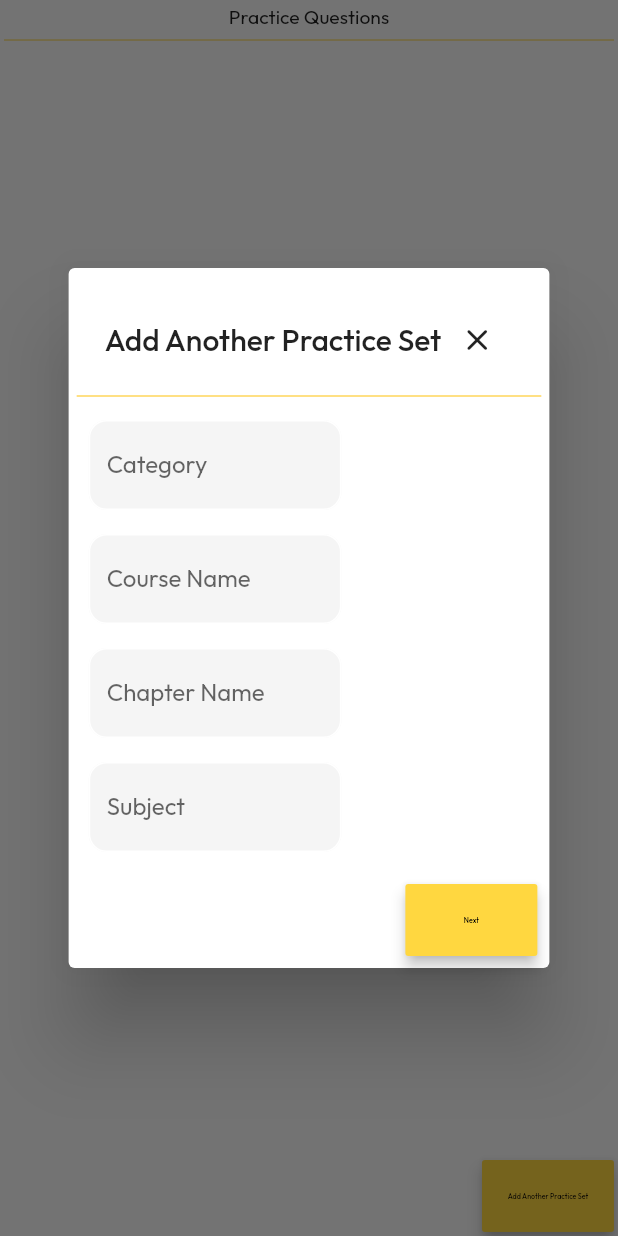
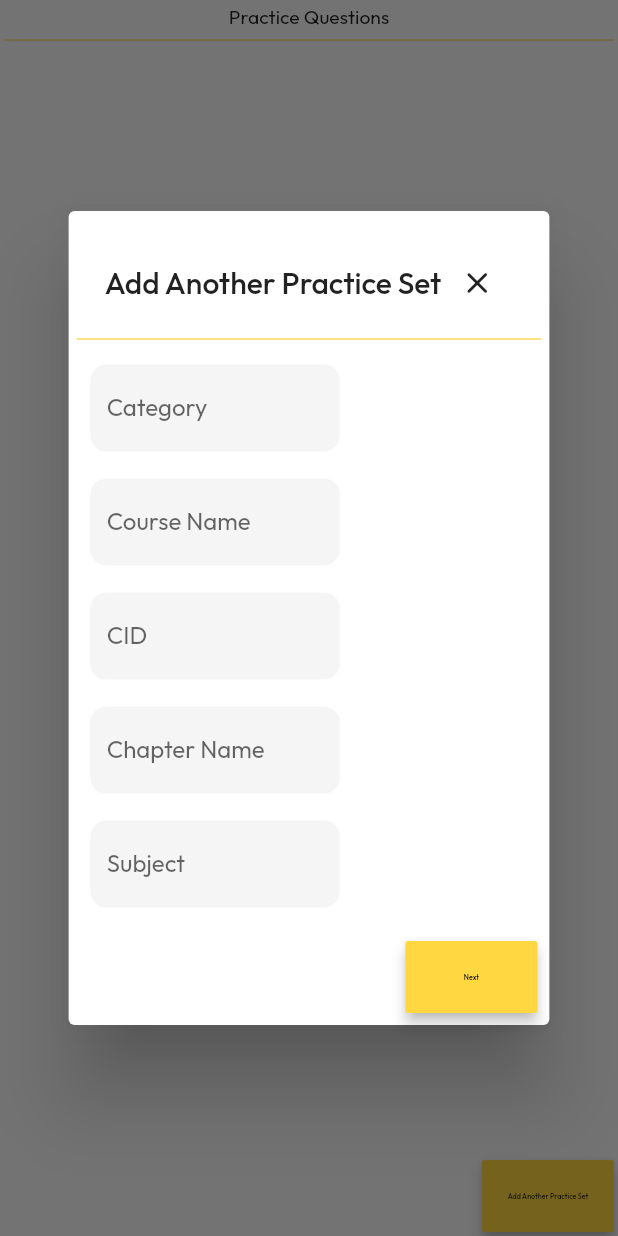
Before and after one commit to indrajit1998/qbox-admin, a Flutter app: the PracticeManagement screen opened directly, after a tap on "Add Another Practice Set", on a phone screen of 412 x 824 dp. Run offline on Flutter 3.47's test engine with Material 2 defaults, Android fonts, the phone set to English and light mode, and no system bars; our stand-ins replace chewie, cloud_firestore, file_picker, firebase_auth, firebase_core, firebase_storage and 4 more; missing offline and left inert: jitsi_meet, webviewx; accounts and stored records are empty; network calls fail; statements that could not run were skipped.

Commit message:
Reformation by FB

```diff
--- a/lib/models/batch_model.dart
+++ b/lib/models/batch_model.dart
@@ -2,8 +2,9 @@ class BatchModel {
   String? batchName;
   List? teachers;
   String? courseName;
+  String? cid;
 
-  BatchModel({this.batchName, this.teachers, this.courseName});
+  BatchModel({this.batchName, this.teachers, this.courseName, this.cid});
 
   BatchModel.fromJson(Map<String, dynamic> json) {
     courseName = json['courseName'];
@@ -11,6 +12,7 @@ class BatchModel {
     if (json['teachers'] != null) {
       teachers = json['teachers'].cast();
     }
+    cid = json['cid'];
   }
 
   Map<String, dynamic> toJson() {
@@ -18,6 +20,7 @@ class BatchModel {
     data['batchName'] = batchName;
     data['teachers'] = teachers;
     data['courseName'] = courseName;
+    data['cid'] = cid;
     return data;
   }
 }
--- a/lib/models/category_model.dart
+++ b/lib/models/category_model.dart
@@ -36,11 +36,13 @@ class Courses {
   String? courseName;
   List<String>? batches;
   Payment? payment;
+  String? cid;
 
-  Courses({this.courseName, this.batches, this.payment});
+  Courses({this.courseName, this.batches, this.payment, required this.cid});
 
   Courses.fromJson(Map<String, dynamic> json) {
     courseName = json['courseName'];
+    cid = json['cid'];
     if (json['batches'] != null) {
       batches = json['batches'].cast<String>();
     } else {
@@ -54,6 +56,7 @@ class Courses {
     final Map<String, dynamic> data = <String, dynamic>{};
     data['courseName'] = courseName;
     data['batches'] = [batches];
+    data['cid'] = cid;
     if (payment != null) {
       data['payment'] = payment!.toJson();
     }
--- a/lib/models/level_up_series_model.dart
+++ b/lib/models/level_up_series_model.dart
@@ -7,6 +7,7 @@ class LevelUpTestModel {
   String? course;
   String? chapter;
   String? subject;
+  String? cid;
   int? paperSet;
   List<QuestionsList>? questionsList;
 
@@ -20,6 +21,7 @@ class LevelUpTestModel {
       this.chapter,
       this.paperSet,
       this.subject,
+        this.cid,
       this.questionsList});
 
   LevelUpTestModel.fromJson(Map<String, dynamic> json) {
@@ -32,6 +34,7 @@ class LevelUpTestModel {
     chapter = json['chapter'];
     subject = json['subject'];
     paperSet = json['paperSet'];
+    cid = json['cid'];
     if (json['questionsList'] != null) {
       questionsList = <QuestionsList>[];
       json['questionsList'].forEach((k, v) {
@@ -51,6 +54,7 @@ class LevelUpTestModel {
     data['chapter'] = chapter;
     data['subject'] = subject;
     data['paperSet'] = paperSet;
+    data['cid'] = cid;
     if (questionsList != null) {
       data['questionsList'] = questionsList!.map((v) => v.toJson()).toList();
     }
--- a/lib/models/live_video_model.dart
+++ b/lib/models/live_video_model.dart
@@ -4,6 +4,7 @@ class LiveVideoModel {
   String? endDate;
   String? course;
   String? category;
+  String? cid;
   String? link;
   bool? isLive;
 
@@ -13,6 +14,7 @@ class LiveVideoModel {
       this.scheduleDate,
       this.course,
       this.category,
+        this.cid,
       this.link,
       this.isLive});
 
@@ -23,6 +25,7 @@ class LiveVideoModel {
     course = json['course'];
     category = json['category'];
     link = json['link'];
+    cid = json['cid'];
     isLive = json['live'];
   }
 
@@ -34,6 +37,7 @@ class LiveVideoModel {
     data['course'] = course;
     data['category'] = category;
     data['link'] = link;
+    data['cid']=course;
     data['live'] = isLive;
     return data;
   }
--- a/lib/screens/home_page.dart
+++ b/lib/screens/home_page.dart
@@ -35,7 +35,6 @@ class HomePage extends StatefulWidget {
   @override
   State<HomePage> createState() => _HomePageState();
 }
-
 class _HomePageState extends State<HomePage> {
   @override
   void initState() {
@@ -61,6 +60,8 @@ class _HomePageState extends State<HomePage> {
       });
     });
   }
+
+
 
   int bodyIndex = 0;
   Management selectManagement = Management.courseManagement;
--- a/lib/screens/level_up_question_adding_screen.dart
+++ b/lib/screens/level_up_question_adding_screen.dart
@@ -14,6 +14,7 @@ class LevelUpQuestionAddingScreen extends StatefulWidget {
   final String subject;
   final String testName;
   final int duration;
+  final String cid;
   final String examTime;
   final int paperSet;
   String? collectionName;
@@ -27,7 +28,7 @@ class LevelUpQuestionAddingScreen extends StatefulWidget {
       required this.duration,
       required this.paperSet,
       required this.examTime,
-      this.collectionName = "levelUpTest"})
+      this.collectionName = "levelUpTest", required this.cid})
       : super(key: key);
 
   @override
@@ -413,6 +414,7 @@ class _LevelUpQuestionAddingScreenState
                                 "examTime": (widget.examTime).toString(),
                                 "duration": widget.duration,
                                 "category": widget.category,
+                            "cid":widget.cid,
                                 "course": widget.course,
                                 "chapter": widget.chapter,
                                 "subject": widget.subject,
--- a/lib/screens/managements/batch_management.dart
+++ b/lib/screens/managements/batch_management.dart
@@ -19,6 +19,7 @@ class _BatchManagementState extends State<BatchManagement> {
   List<String> teachersList = [];
   List categoryModelsList = [];
   List batchesList = [];
+  List batchIdList = [];
 
   final _batchController = TextEditingController();
   final GlobalKey<FormState> _batchFormKey = GlobalKey<FormState>();
@@ -40,6 +41,8 @@ class _BatchManagementState extends State<BatchManagement> {
         for (var element in value.docs) {
           // print(element.data());
           batchesList.add(element.data());
+          print("element id --> ${element.id}");
+          batchIdList.add(element.id);
         }
       });
     });
@@ -53,7 +56,7 @@ class _BatchManagementState extends State<BatchManagement> {
         .then((value) {
       for (var element in value.docs) {
         teachersList.add(
-            element.data()['firstName'] + " " + element.data()['lastName']);
+            "teachers/${element.data()['email']}");
       }
     });
   }
@@ -367,8 +370,8 @@ class _BatchManagementState extends State<BatchManagement> {
                                                                         .instance
                                                                         .collection(
                                                                             'batches')
-                                                                        .doc()
-                                                                        .set(BatchModel(batchName: _batchController.text.trim(), teachers: teachersList, courseName: course.courseName!.toLowerCase())
+                                                                        .doc(_batchController.text.trim())
+                                                                        .set(BatchModel(batchName: _batchController.text.trim(), teachers: teachersList, courseName: course.courseName!.toLowerCase(), cid: course.cid)
                                                                             .toJson())
                                                                         .then((value) =>
                                                                             print(
@@ -396,6 +399,7 @@ class _BatchManagementState extends State<BatchManagement> {
                                                                               {
                                                                             "courseName":
                                                                                 course.courseName,
+                                                                                "cid":course.cid,
                                                                             "payment":
                                                                                 {
                                                                               "1month": course.payment!.s1month,
@@ -710,6 +714,7 @@ class _BatchManagementState extends State<BatchManagement> {
                                                                                   "12month": course.payment!.s12month,
                                                                                   "24months": course.payment!.s24months,
                                                                                 },
+                                                                                "cid":course.cid,
                                                                                 "batches": documentBatches +
                                                                                     [
                                                                                       _batchController.text.trim()
@@ -814,6 +819,7 @@ class _BatchManagementState extends State<BatchManagement> {
                                                           {
                                                         "courseName":
                                                             course.courseName!,
+                                                            "cid":course.cid,
                                                         "payment": {
                                                           "1month": course
                                                               .payment!.s1month,
--- a/lib/screens/managements/practice_management.dart
+++ b/lib/screens/managements/practice_management.dart
@@ -17,6 +17,7 @@ class PracticeManagement extends StatefulWidget {
 class _PracticeManagementState extends State<PracticeManagement> {
   final _chapterController = TextEditingController();
   final _courseController = TextEditingController();
+  final _cidController = TextEditingController();
   final _categoryController = TextEditingController();
   final _subjectController = TextEditingController();
 
@@ -126,6 +127,18 @@ class _PracticeManagementState extends State<PracticeManagement> {
                           },
                         ),
                         PopUpTextField(
+                          controller: _cidController,
+                          hint: 'Enter the Course ID',
+                          label: 'CID',
+                          widthRatio: 2,
+                          validator: (value) {
+                            if (value!.isEmpty) {
+                              return ("Field cannot be empty");
+                            }
+                            return null;
+                          },
+                        ),
+                        PopUpTextField(
                           controller: _chapterController,
                           hint: 'Vectors',
                           label: 'Chapter Name',
@@ -169,6 +182,7 @@ class _PracticeManagementState extends State<PracticeManagement> {
                                             _categoryController.text.trim(),
                                         course: _courseController.text.trim(),
                                         chapter: _chapterController.text.trim(),
+                                        cid:_cidController.text.trim(),
                                         subject: _subjectController.text.trim(),
                                       )),
                             );
--- a/lib/screens/question_adding_screen.dart
+++ b/lib/screens/question_adding_screen.dart
@@ -11,13 +11,14 @@ class QuestionAddingScreen extends StatefulWidget {
   final String category;
   final String course;
   final String chapter;
+  final String cid;
   final String subject;
   const QuestionAddingScreen(
       {Key? key,
       required this.chapter,
       required this.course,
       required this.category,
-      required this.subject})
+      required this.subject, required this.cid})
       : super(key: key);
 
   @override
@@ -386,6 +387,7 @@ class _QuestionAddingScreenState extends State<QuestionAddingScreen> {
                                 "course": widget.course,
                                 "chapter": widget.chapter,
                                 "subject": widget.subject,
+                            "cid":widget.cid,
                                 "questions": questionsListToMap(questionsList),
                               })
                               .then((value) => print("Practice Set Added"))
```
Also changed, not shown: lib/screens/managements/course_management.dart (+13 -1 lines), lib/screens/managements/level_up_management.dart (+14 -0 lines), lib/screens/managements/test_management.dart (+14 -0 lines), lib/screens/managements/videos_management.dart (+14 -0 lines).
